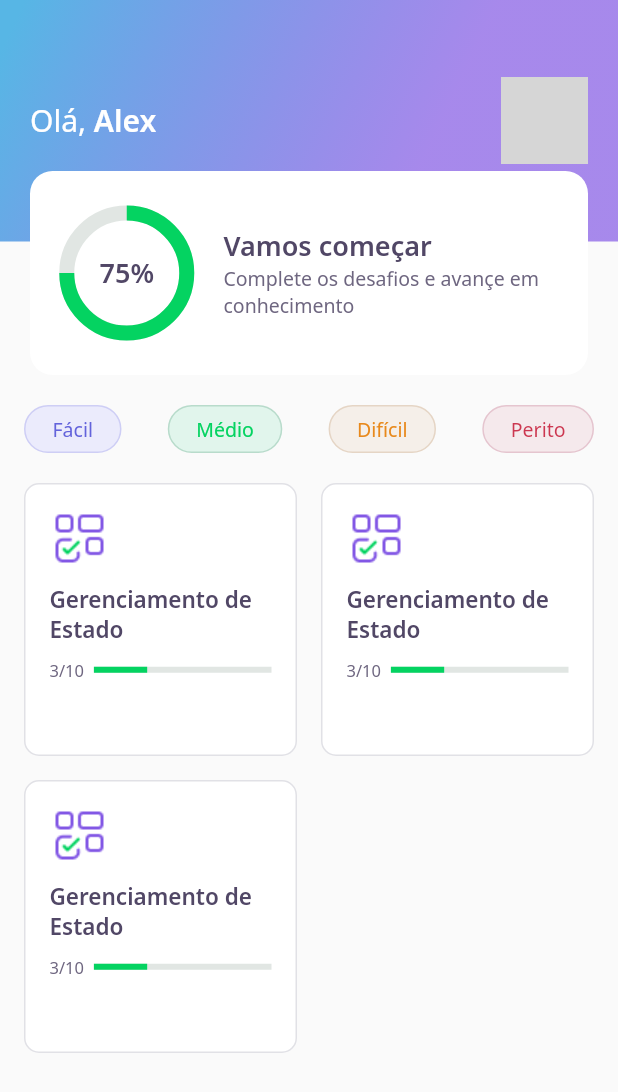
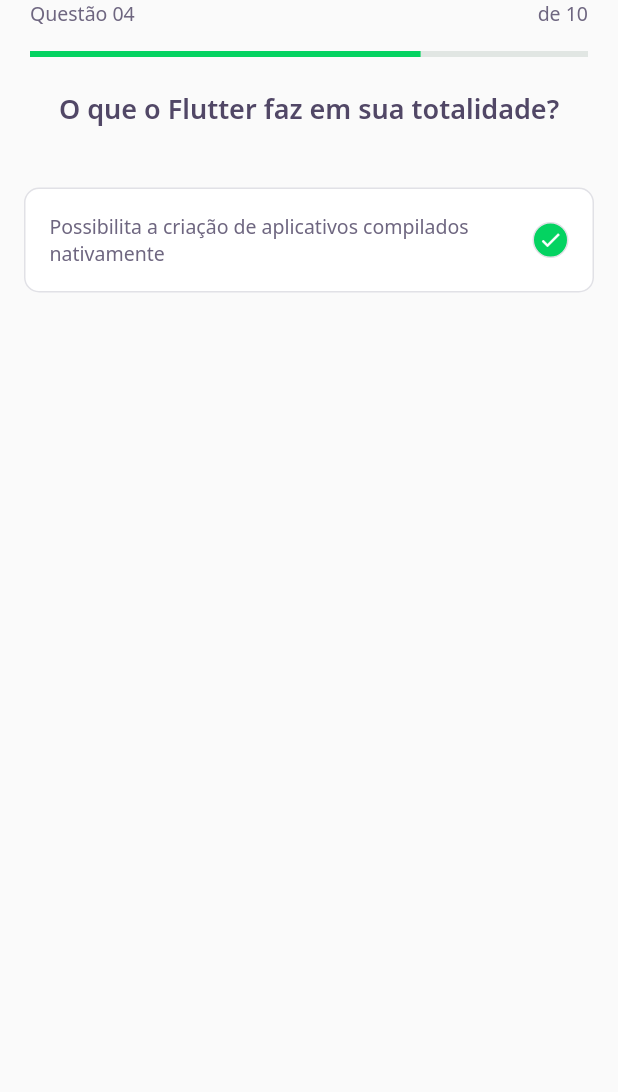
Before and after one commit to Alexz96/dev_quiz, a Flutter app: the screen it shows after launch, on a phone screen of 412 x 824 dp. Shown: the top 1092 px of the screen. Run offline on Flutter 3.47's test engine with Material 2 defaults, Android fonts, the phone set to English and light mode, and no system bars; our stand-ins replace google_fonts; grey boxes are pictures that could not be loaded.

Commit message:
Criação parcial do Challenge Page
Iniciada a criação do Challenge Page com o seu Answer, Quiz e Question Indicator Widgets. Também, otimizado o código do LinearProgressIndicator para não replicar muitas vezes.

```diff
--- /dev/null
+++ b/lib/challenge/challenge_page.dart
@@ -0,0 +1,28 @@
+import 'package:dev_quiz/challenge/widgets/question_indicator/question_indicator_widget.dart';
+import 'package:dev_quiz/challenge/widgets/quiz/quiz_widget.dart';
+import 'package:flutter/material.dart';
+
+class ChallengePage extends StatefulWidget {
+  ChallengePage({Key? key}) : super(key: key);
+
+  @override
+  _ChallengePageState createState() => _ChallengePageState();
+}
+
+class _ChallengePageState extends State<ChallengePage> {
+  @override
+  Widget build(BuildContext context) {
+    return Scaffold(
+      appBar: PreferredSize(
+        preferredSize: Size.fromHeight(60),
+        child: SafeArea(
+          top: true,
+          child: QuestionIndicatorWidget(),
+        ),
+      ),
+      body: QuizWidget(
+        title: "O que o Flutter faz em sua totalidade?",
+      ),
+    );
+  }
+}
--- /dev/null
+++ b/lib/challenge/widgets/answer/answer_widget.dart
@@ -0,0 +1,59 @@
+import 'package:dev_quiz/core/app_colors.dart';
+import 'package:dev_quiz/core/app_text_styles.dart';
+import 'package:flutter/material.dart';
+
+class AnswerWidget extends StatelessWidget {
+  final String title;
+  final bool isRight;
+  final bool isSelected;
+
+  const AnswerWidget(
+      {Key? key,
+      required this.title,
+      this.isRight = false,
+      this.isSelected = false})
+      : super(key: key);
+
+  //TODO: CRIAR OS WRAPPERS DO GABUL AQUI -> GETs
+
+  @override
+  Widget build(BuildContext context) {
+    return Padding(
+      padding: const EdgeInsets.all(16.0),
+      child: Container(
+        padding: EdgeInsets.all(16),
+        decoration: BoxDecoration(
+          color: AppColors.white,
+          borderRadius: BorderRadius.circular(10),
+          border: Border.fromBorderSide(BorderSide(color: AppColors.border)),
+        ),
+        child: Row(
+          mainAxisAlignment: MainAxisAlignment.spaceBetween,
+          children: [
+            Expanded(
+              child: Text(
+                title,
+                style: AppTextStyles.body,
+              ),
+            ),
+            Container(
+              width: 24,
+              height: 24,
+              decoration: BoxDecoration(
+                color: AppColors.darkGreen,
+                borderRadius: BorderRadius.circular(500),
+                border:
+                    Border.fromBorderSide(BorderSide(color: AppColors.border)),
+              ),
+              child: Icon(
+                Icons.check,
+                size: 16,
+                color: Colors.white,
+              ),
+            ),
+          ],
+        ),
+      ),
+    );
+  }
+}
--- /dev/null
+++ b/lib/challenge/widgets/question_indicator/question_indicator_widget.dart
@@ -0,0 +1,35 @@
+import 'package:dev_quiz/core/core.dart';
+import 'package:dev_quiz/shared/widgets/progress_indicator/progress_indicator_widget.dart';
+import 'package:flutter/material.dart';
+
+class QuestionIndicatorWidget extends StatelessWidget {
+  const QuestionIndicatorWidget({Key? key}) : super(key: key);
+
+  @override
+  Widget build(BuildContext context) {
+    return Container(
+      padding: EdgeInsets.symmetric(horizontal: 20),
+      child: Column(
+        children: [
+          Row(
+            mainAxisAlignment: MainAxisAlignment.spaceBetween,
+            children: [
+              Text(
+                "Questão 04",
+                style: AppTextStyles.body,
+              ),
+              Text(
+                "de 10",
+                style: AppTextStyles.body,
+              ),
+            ],
+          ),
+          SizedBox(
+            height: 16,
+          ),
+          ProgressIndicatorWidget(value: 0.7)
+        ],
+      ),
+    );
+  }
+}
--- /dev/null
+++ b/lib/challenge/widgets/quiz/quiz_widget.dart
@@ -0,0 +1,29 @@
+import 'package:dev_quiz/challenge/widgets/answer/answer_widget.dart';
+import 'package:dev_quiz/core/core.dart';
+import 'package:flutter/material.dart';
+
+class QuizWidget extends StatelessWidget {
+  final String title;
+  const QuizWidget({Key? key, required this.title}) : super(key: key);
+
+  @override
+  Widget build(BuildContext context) {
+    return Container(
+      child: Column(
+        children: [
+          Text(
+            title,
+            style: AppTextStyles.heading,
+          ),
+          SizedBox(
+            height: 24,
+          ),
+          AnswerWidget(
+            title:
+                "Possibilita a criação de aplicativos compilados nativamente",
+          )
+        ],
+      ),
+    );
+  }
+}
--- a/lib/core/app_widget.dart
+++ b/lib/core/app_widget.dart
@@ -1,4 +1,4 @@
-import 'package:dev_quiz/home/home_page.dart';
+import 'package:dev_quiz/challenge/challenge_page.dart';
 import 'package:flutter/material.dart';
 
 class AppWidget extends StatelessWidget {
@@ -6,7 +6,7 @@ class AppWidget extends StatelessWidget {
   Widget build(BuildContext context) {
     return MaterialApp(
       title: "DevQuiz",
-      home: HomePage(),
+      home: ChallengePage(),
     );
   }
 }
--- a/lib/home/widgets/quiz_card/quiz_card_widget.dart
+++ b/lib/home/widgets/quiz_card/quiz_card_widget.dart
@@ -1,6 +1,7 @@
 import 'package:dev_quiz/core/app_colors.dart';
 import 'package:dev_quiz/core/app_images.dart';
 import 'package:dev_quiz/core/app_text_styles.dart';
+import 'package:dev_quiz/shared/widgets/progress_indicator/progress_indicator_widget.dart';
 import 'package:flutter/material.dart';
 
 class QuizCardWidget extends StatelessWidget {
@@ -42,14 +43,10 @@ class QuizCardWidget extends StatelessWidget {
                 ),
               ),
               Expanded(
-                flex: 4,
-                child: LinearProgressIndicator(
-                  value: 0.3,
-                  backgroundColor: AppColors.chartSecondary,
-                  valueColor:
-                      AlwaysStoppedAnimation<Color>(AppColors.chartPrimary),
-                ),
-              )
+                  flex: 4,
+                  child: ProgressIndicatorWidget(
+                    value: 0.3,
+                  ))
             ],
           )
         ],
--- /dev/null
+++ b/lib/shared/widgets/progress_indicator/progress_indicator_widget.dart
@@ -0,0 +1,17 @@
+import 'package:dev_quiz/core/core.dart';
+import 'package:flutter/material.dart';
+
+class ProgressIndicatorWidget extends StatelessWidget {
+  final double value;
+  const ProgressIndicatorWidget({Key? key, required this.value})
+      : super(key: key);
+
+  @override
+  Widget build(BuildContext context) {
+    return LinearProgressIndicator(
+      value: value,
+      backgroundColor: AppColors.chartSecondary,
+      valueColor: AlwaysStoppedAnimation<Color>(AppColors.chartPrimary),
+    );
+  }
+}
```
